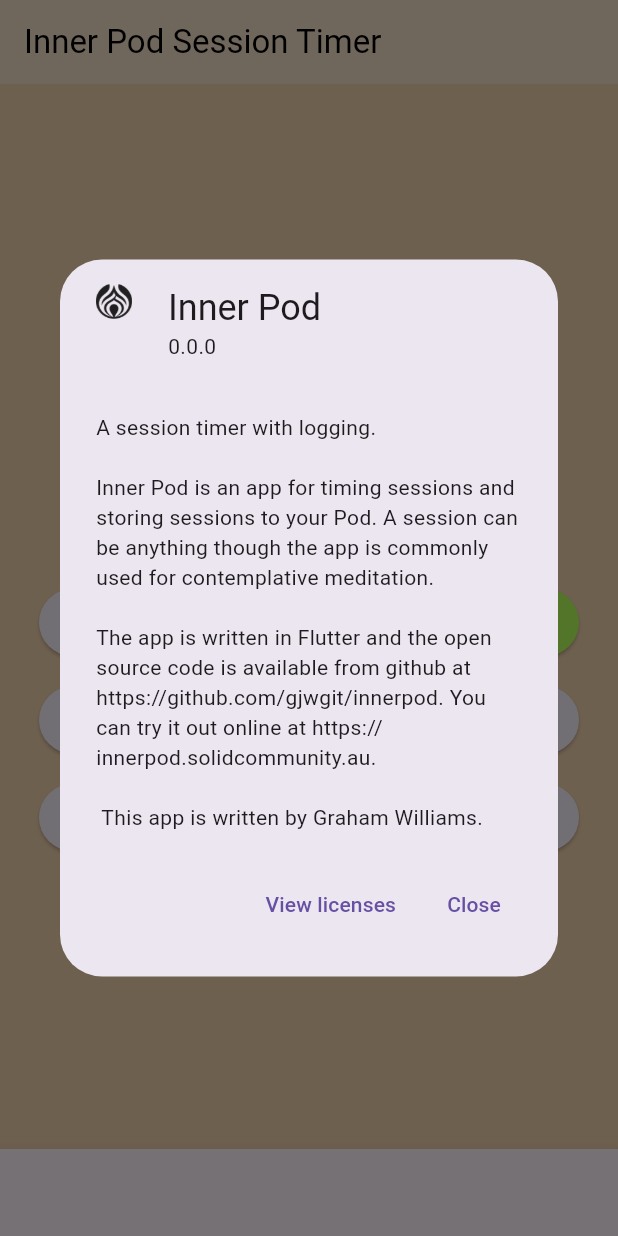
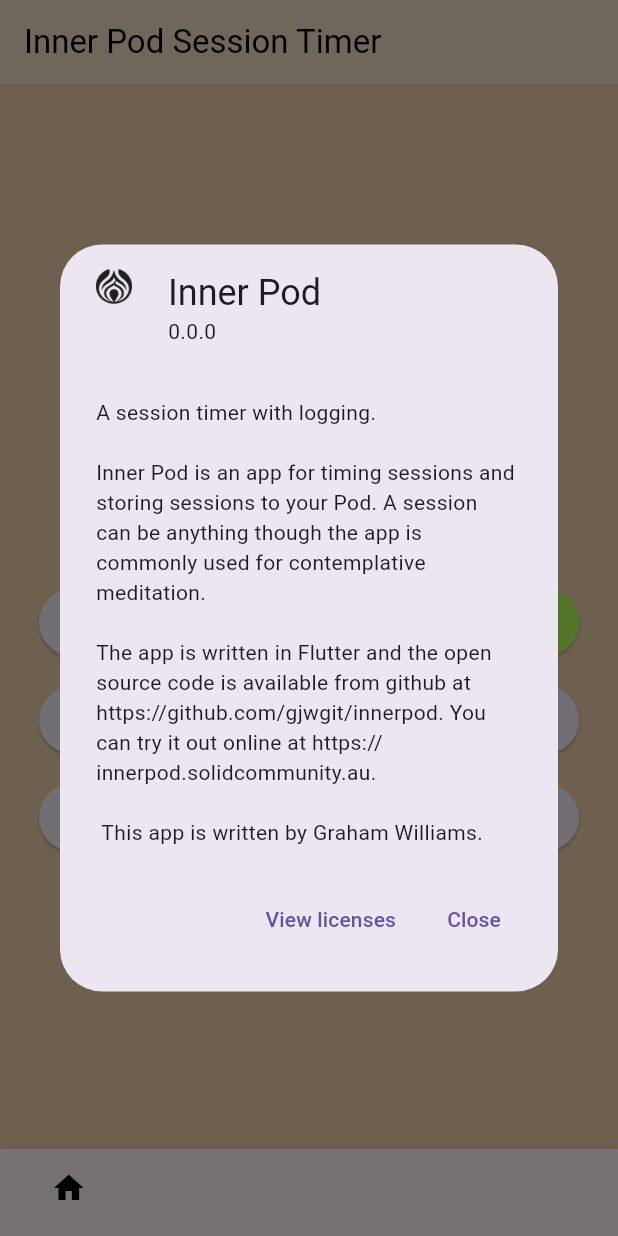
Before and after one commit to gjwgit/innerpod, a Flutter app: the screen it shows after launch, item 4 of the bottom bar chosen, on a phone screen of 412 x 824 dp. Run offline on Flutter 3.47's test engine with Material 3 defaults, Android fonts, the phone set to English and light mode, and no system bars; our stand-ins replace audioplayers, wakelock_plus; missing offline and left inert: neon_circular_timer.

Commit message:
Make icons visit - color black

```diff
--- a/lib/main.dart
+++ b/lib/main.dart
@@ -1,6 +1,6 @@
 /// Main program for the inner pod session timing and logging.
 //
-// Time-stamp: <Saturday 2024-02-03 21:39:59 +1100 Graham Williams>
+// Time-stamp: <Sunday 2024-02-04 05:55:27 +1100 Graham Williams>
 //
 /// Copyright (C) 2024, Togaware Pty Ltd
 ///
@@ -83,7 +83,7 @@
         backgroundColor: border,
         items: const <BottomNavigationBarItem>[
           BottomNavigationBarItem(
-            icon: Icon(Icons.home),
+            icon: Icon(Icons.home, color: Colors.black),
             label: 'Home',
           ),
           BottomNavigationBarItem(
@@ -112,7 +112,7 @@
               applicationIcon:
                   ImageIcon(AssetImage('assets/images/inner_icon.png')),
               children: [
-                const Text('A session timer with logging.\n\n'
+                const SelectableText('A session timer with logging.\n\n'
                     'Inner Pod is an app for timing sessions and storing'
                     ' sessions to your Pod. A session can be anything though'
                     ' the app is commonly used for contemplative'
```
